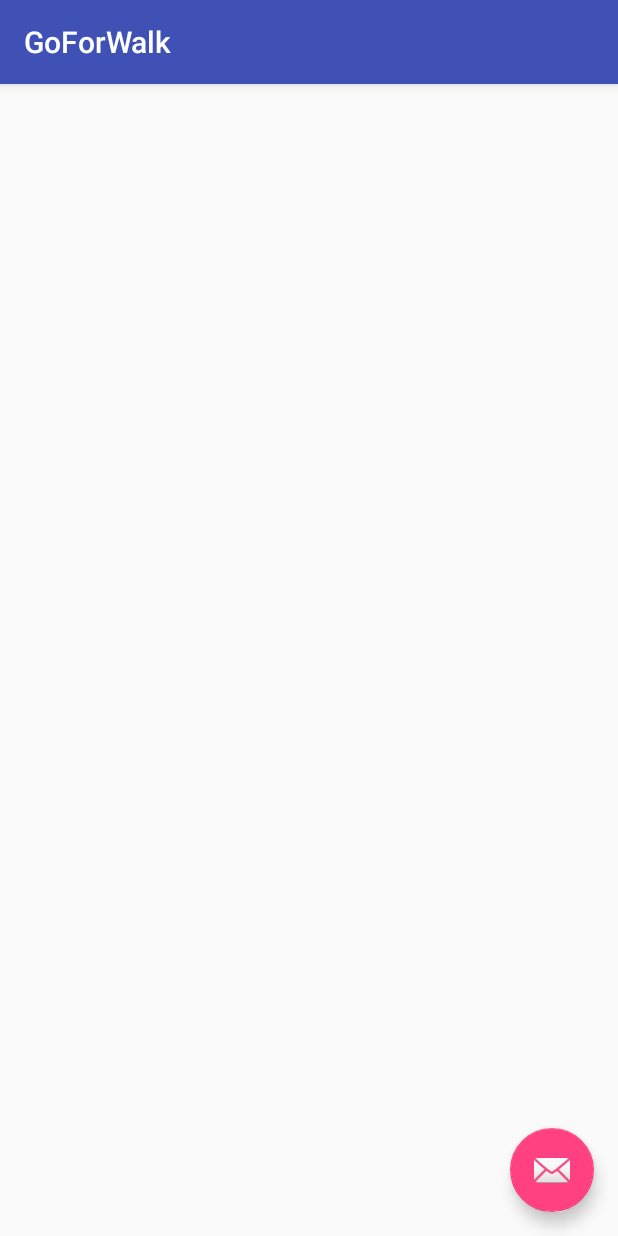
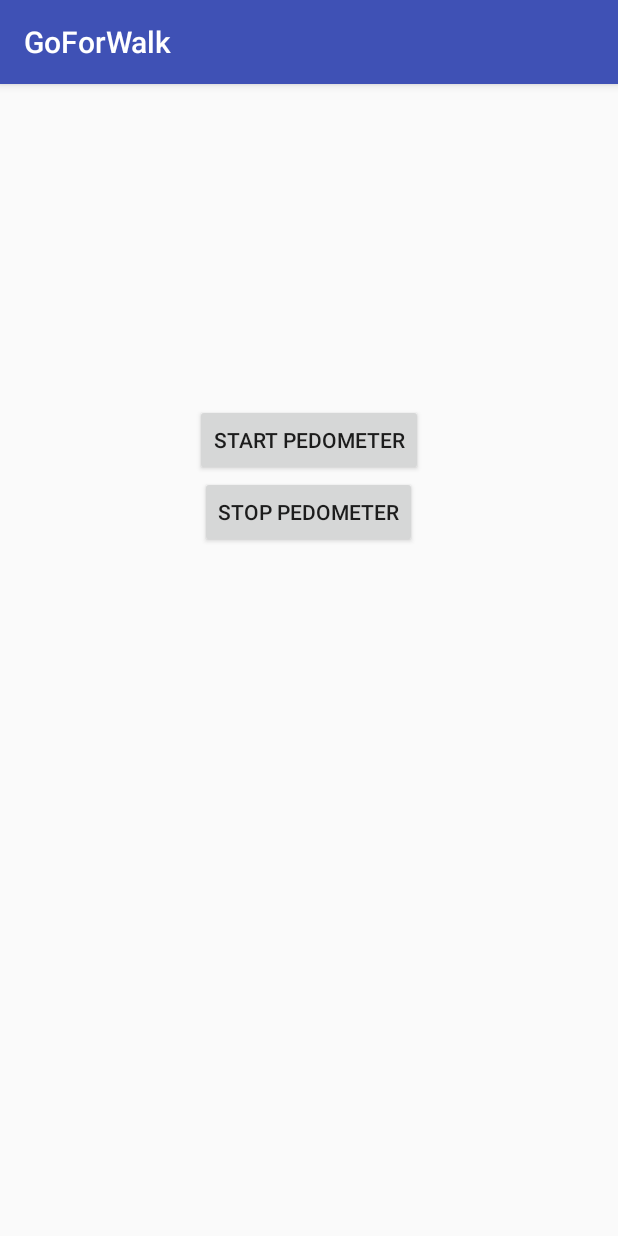
Before and after one commit to jluken/Mobile_Buddy, an Android app: the GoForWalk screen opened directly, with no data from a screen before it, on a phone screen of 412 x 824 dp. Run offline under Robolectric (Android 15) with nearby library versions, the light colour scheme and no system bars.

Commit message:
first step for pedometer stuff

```diff
--- a/app/src/main/java/com/example/cse5236/mobilebuddy/GoForWalk.java
+++ b/app/src/main/java/com/example/cse5236/mobilebuddy/GoForWalk.java
@@ -1,13 +1,31 @@
 package com.example.cse5236.mobilebuddy;
 
+import android.hardware.Sensor;
+import android.hardware.SensorEvent;
+import android.hardware.SensorEventListener;
+import android.hardware.SensorManager;
 import android.os.Bundle;
 import android.support.design.widget.FloatingActionButton;
 import android.support.design.widget.Snackbar;
 import android.support.v7.app.AppCompatActivity;
 import android.support.v7.widget.Toolbar;
 import android.view.View;
+import android.widget.Button;
+import android.widget.TextView;
 
-public class GoForWalk extends AppCompatActivity {
+import org.w3c.dom.Text;
+
+public class GoForWalk extends AppCompatActivity implements SensorEventListener, StepListener {
+
+    private TextView textView;
+    private StepDetector simpleStepDetector;
+    private SensorManager sensorManager;
+    private Sensor accel;
+    private static final String TEXT_NUM_STEPS = "Number of Steps: ";
+    private int numSteps;
+    private TextView TvSteps;
+    private Button BtnStart;
+    private Button BtnStop;
 
     @Override
     protected void onCreate(Bundle savedInstanceState) {
@@ -16,14 +34,65 @@ public class GoForWalk extends AppCompatActivity {
         Toolbar toolbar = (Toolbar) findViewById(R.id.toolbar);
         setSupportActionBar(toolbar);
 
-        FloatingActionButton fab = (FloatingActionButton) findViewById(R.id.fab);
-        fab.setOnClickListener(new View.OnClickListener() {
+
+
+
+        sensorManager = (SensorManager) getSystemService(SENSOR_SERVICE);
+        accel = sensorManager.getDefaultSensor(Sensor.TYPE_ACCELEROMETER);
+        simpleStepDetector = new StepDetector();
+        simpleStepDetector.registerListener(this);
+
+
+        TvSteps = (TextView) findViewById(R.id.tv_steps);
+        BtnStart = (Button) findViewById(R.id.btn_start);
+        BtnStop = (Button) findViewById(R.id.btn_stop);
+
+
+
+        BtnStart.setOnClickListener(new View.OnClickListener() {
+
             @Override
-            public void onClick(View view) {
-                Snackbar.make(view, "Replace with your own action", Snackbar.LENGTH_LONG)
-                        .setAction("Action", null).show();
+            public void onClick(View arg0) {
+
+                numSteps = 0;
+                sensorManager.registerListener(GoForWalk.this, accel, SensorManager.SENSOR_DELAY_FASTEST);
+
+            }
+        });
+
+
+        BtnStop.setOnClickListener(new View.OnClickListener() {
+
+            @Override
+            public void onClick(View arg0) {
+
+                sensorManager.unregisterListener(GoForWalk.this);
+
             }
         });
     }
 
+
+
+
+
+    @Override
+    public void onAccuracyChanged(Sensor sensor, int accuracy) {
+    }
+
+    @Override
+    public void onSensorChanged(SensorEvent event) {
+        if (event.sensor.getType() == Sensor.TYPE_ACCELEROMETER) {
+            simpleStepDetector.updateAccel(
+                    event.timestamp, event.values[0], event.values[1], event.values[2]);
+        }
+    }
+
+    @Override
+    public void step(long timeNs) {
+        numSteps++;
+        TvSteps.setText(TEXT_NUM_STEPS + numSteps);
+    }
+
+
 }
--- /dev/null
+++ b/app/src/main/java/com/example/cse5236/mobilebuddy/StepDetector.java
@@ -0,0 +1,69 @@
+package com.example.cse5236.mobilebuddy;
+
+/**
+ * Created by krishnaganesan on 3/21/18.
+ */
+
+public class StepDetector {
+
+    private static final int ACCEL_RING_SIZE = 50;
+    private static final int VEL_RING_SIZE = 10;
+
+    // change this threshold according to your sensitivity preferences
+    private static final float STEP_THRESHOLD = 50f;
+
+    private static final int STEP_DELAY_NS = 250000000;
+
+    private int accelRingCounter = 0;
+    private float[] accelRingX = new float[ACCEL_RING_SIZE];
+    private float[] accelRingY = new float[ACCEL_RING_SIZE];
+    private float[] accelRingZ = new float[ACCEL_RING_SIZE];
+    private int velRingCounter = 0;
+    private float[] velRing = new float[VEL_RING_SIZE];
+    private long lastStepTimeNs = 0;
+    private float oldVelocityEstimate = 0;
+
+    private StepListener listener;
+
+    public void registerListener(StepListener listener) {
+        this.listener = listener;
+    }
+
+
+    public void updateAccel(long timeNs, float x, float y, float z) {
+        float[] currentAccel = new float[3];
+        currentAccel[0] = x;
+        currentAccel[1] = y;
+        currentAccel[2] = z;
+
+        // First step is to update our guess of where the global z vector is.
+        accelRingCounter++;
+        accelRingX[accelRingCounter % ACCEL_RING_SIZE] = currentAccel[0];
+        accelRingY[accelRingCounter % ACCEL_RING_SIZE] = currentAccel[1];
+        accelRingZ[accelRingCounter % ACCEL_RING_SIZE] = currentAccel[2];
+
+        float[] worldZ = new float[3];
+        worldZ[0] = SensorFilter.sum(accelRingX) / Math.min(accelRingCounter, ACCEL_RING_SIZE);
+        worldZ[1] = SensorFilter.sum(accelRingY) / Math.min(accelRingCounter, ACCEL_RING_SIZE);
+        worldZ[2] = SensorFilter.sum(accelRingZ) / Math.min(accelRingCounter, ACCEL_RING_SIZE);
+
+        float normalization_factor = SensorFilter.norm(worldZ);
+
+        worldZ[0] = worldZ[0] / normalization_factor;
+        worldZ[1] = worldZ[1] / normalization_factor;
+        worldZ[2] = worldZ[2] / normalization_factor;
+
+        float currentZ = SensorFilter.dot(worldZ, currentAccel) - normalization_factor;
+        velRingCounter++;
+        velRing[velRingCounter % VEL_RING_SIZE] = currentZ;
+
+        float velocityEstimate = SensorFilter.sum(velRing);
+
+        if (velocityEstimate > STEP_THRESHOLD && oldVelocityEstimate <= STEP_THRESHOLD
+                && (timeNs - lastStepTimeNs > STEP_DELAY_NS)) {
+            listener.step(timeNs);
+            lastStepTimeNs = timeNs;
+        }
+        oldVelocityEstimate = velocityEstimate;
+    }
+}
--- /dev/null
+++ b/app/src/main/java/com/example/cse5236/mobilebuddy/StepListener.java
@@ -0,0 +1,11 @@
+package com.example.cse5236.mobilebuddy;
+
+/**
+ * Created by krishnaganesan on 3/21/18.
+ */
+
+public interface StepListener {
+
+    public void step(long timeNs);
+
+}
--- a/app/src/main/res/layout/activity_go_for_walk.xml
+++ b/app/src/main/res/layout/activity_go_for_walk.xml
@@ -20,14 +20,39 @@
 
     </android.support.design.widget.AppBarLayout>
 
-    <include layout="@layout/content_go_for_walk" />
 
-    <android.support.design.widget.FloatingActionButton
-        android:id="@+id/fab"
+    <android.support.v7.widget.LinearLayoutCompat
+        android:orientation="vertical"
+        android:layout_width="fill_parent"
+        android:layout_height="wrap_content"
+        android:layout_marginTop="250dip">>
+
+    <TextView
+        android:id="@+id/tv_steps"
+        android:layout_width="match_parent"
+        android:layout_height="match_parent"
+        android:layout_gravity="center"
+        />
+
+
+    <Button
+        android:id="@+id/btn_start"
         android:layout_width="wrap_content"
         android:layout_height="wrap_content"
-        android:layout_gravity="bottom|end"
-        android:layout_margin="@dimen/fab_margin"
-        app:srcCompat="@android:drawable/ic_dialog_email" />
+        android:layout_gravity="center"
+        android:text="Start Pedometer"
+        />
 
-</android.support.design.widget.CoordinatorLayout>
+    <Button
+        android:id="@+id/btn_stop"
+        android:layout_width="wrap_content"
+        android:layout_height="wrap_content"
+        android:layout_gravity="center"
+        android:text="Stop Pedometer"
+
+    />
+
+    </android.support.v7.widget.LinearLayoutCompat>
+
+
+    </android.support.design.widget.CoordinatorLayout>
```
Also changed, not shown: app/src/main/java/com/example/cse5236/mobilebuddy/SensorFilter.java (added, +51 -0 lines).
